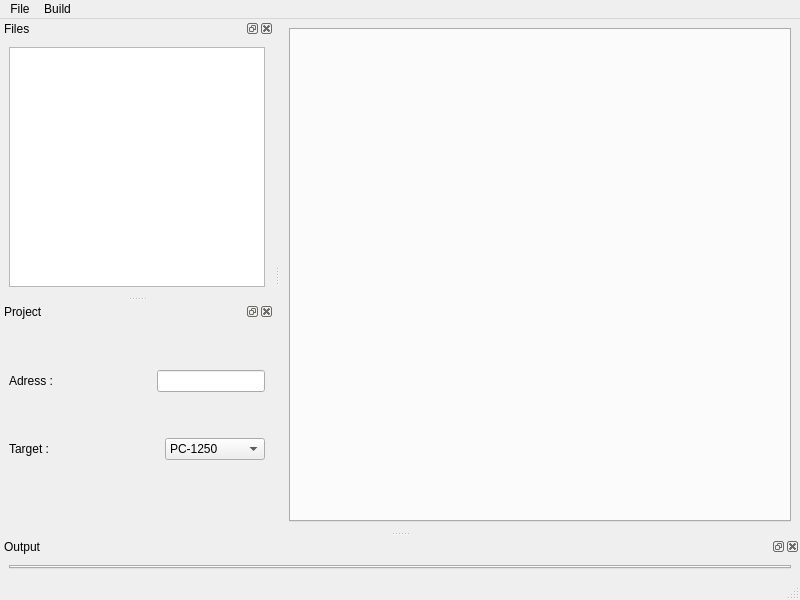
The window that ui/windowide.ui (TheProjecter/pockemul) describes before a commit, drawn with Qt 5.
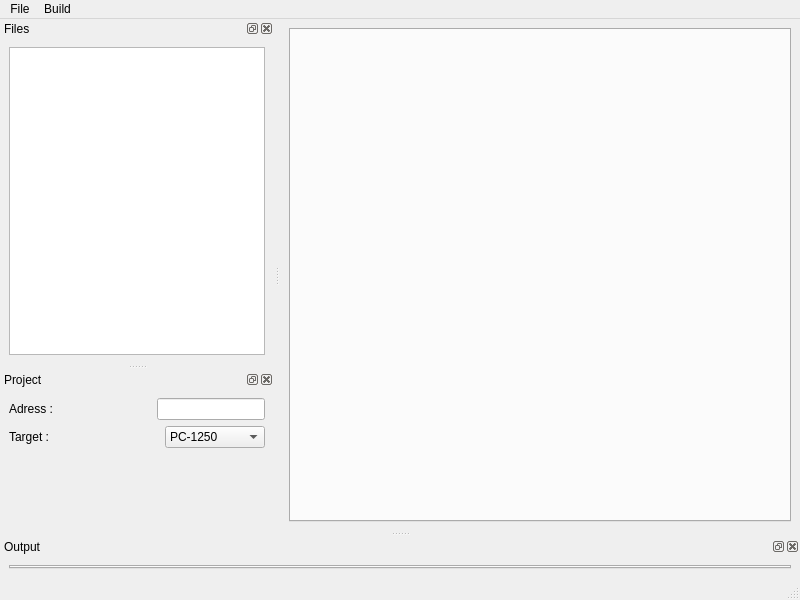
The same window after the commit. Icons and pictures are not drawn.

Diff of the .ui file:
```diff
--- a/ui/windowide.ui
+++ b/ui/windowide.ui
@@ -138,7 +138,7 @@
    <property name="minimumSize">
     <size>
      <width>274</width>
-     <height>190</height>
+     <height>90</height>
     </size>
    </property>
    <property name="windowTitle">
@@ -274,7 +274,7 @@
         <enum>Qt::Vertical</enum>
        </property>
        <property name="sizeType">
-        <enum>QSizePolicy::Minimum</enum>
+        <enum>QSizePolicy::MinimumExpanding</enum>
        </property>
        <property name="sizeHint" stdset="0">
         <size>
```
